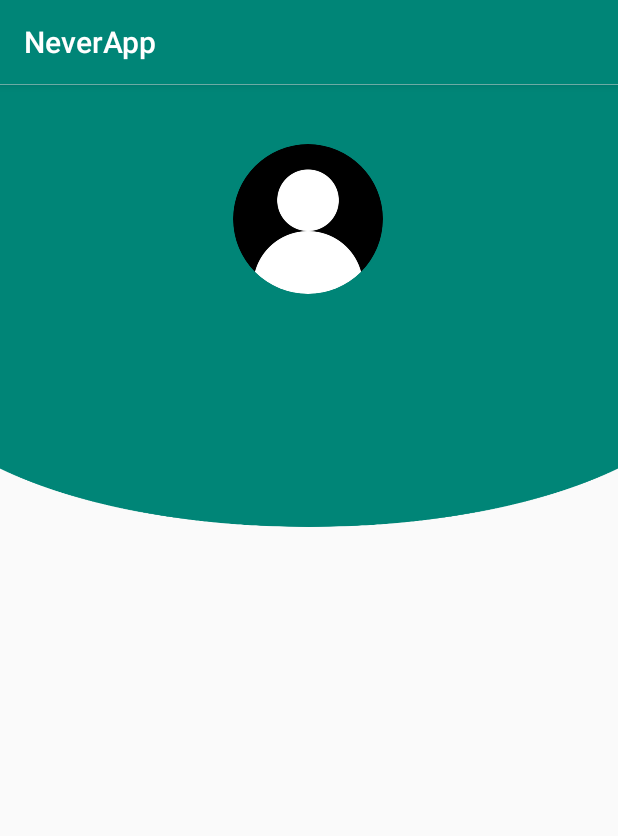
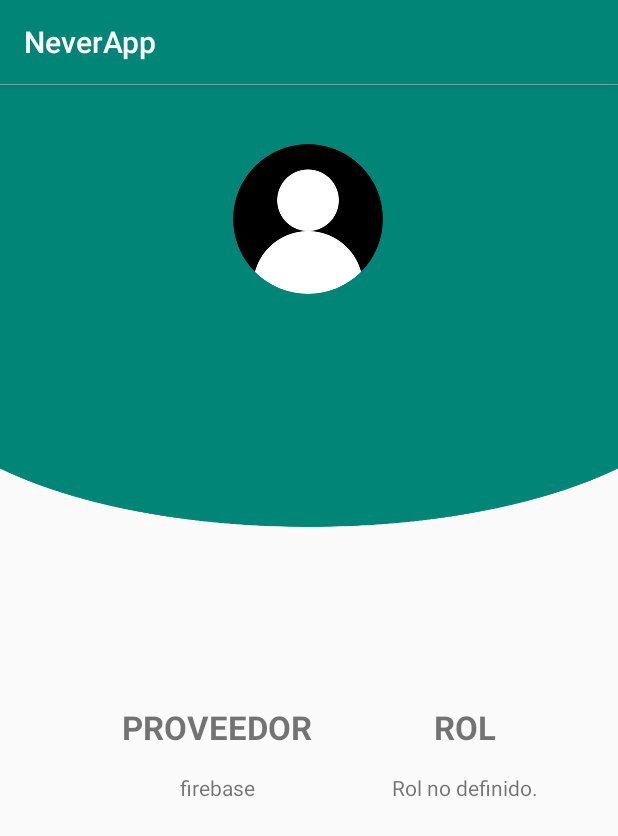
Before and after one commit to vcosme9/IoT-Team05, an Android app: the fragment PerfilFragment shown on its own in the app's theme, on a phone screen of 412 x 824 dp. Shown: the top 836 px of the screen. Run offline under Robolectric (Android 15) with nearby library versions, the phone set to English and light mode, and no system bars; our stand-ins replace CircleImageView, Firebase (no records; nobody signed in at launch, a user with empty details on screens opened directly), Volley.

Commit message:
Final Perfil

```diff
--- a/Aplicacion/NeverApp/app/src/main/java/com/vicent/neverapp/ui/perfil/PerfilFragment.java
+++ b/Aplicacion/NeverApp/app/src/main/java/com/vicent/neverapp/ui/perfil/PerfilFragment.java
@@ -41,6 +41,8 @@ public class PerfilFragment extends Fragment {
         //final TextView textView = root.findViewById(R.id.text_send);
         final TextView textView_nombre = root.findViewById(R.id.nombre_TV);
         final TextView textView_correo = root.findViewById(R.id.correo_TV);
+        final TextView textView_proveedor = root.findViewById(R.id.proveedorFB_TB);
+        final TextView textView_rol = root.findViewById(R.id.rolFB_TB);
 
         /* Coger foto de perfil del usuario del firebase
 
@@ -74,6 +76,8 @@ public class PerfilFragment extends Fragment {
 
                 textView_nombre.setText(usuario.getDisplayName());
                 textView_correo.setText(usuario.getEmail());
+                textView_proveedor.setText(usuario.getProviderId());
+                textView_rol.setText("Rol no definido.");
                 /*
                 textView.setText(s);
                 textViewnombre.setText(usuario.getDisplayName());
--- a/Aplicacion/NeverApp/app/src/main/res/layout/fragment_perfil.xml
+++ b/Aplicacion/NeverApp/app/src/main/res/layout/fragment_perfil.xml
@@ -47,5 +47,50 @@
         app:layout_constraintStart_toStartOf="parent"
         app:layout_constraintTop_toBottomOf="@+id/nombre_TV" />
 
+    <TextView
+        android:id="@+id/proveedor_TV"
+        android:layout_width="wrap_content"
+        android:layout_height="wrap_content"
+        android:layout_marginTop="64dp"
+        android:text="PROVEEDOR"
+        android:textSize="22sp"
+        android:textStyle="bold"
+        app:layout_constraintEnd_toStartOf="@+id/rol_TV"
+        app:layout_constraintStart_toStartOf="parent"
+        app:layout_constraintTop_toBottomOf="@+id/imageView2" />
+
+    <TextView
+        android:id="@+id/rol_TV"
+        android:layout_width="wrap_content"
+        android:layout_height="wrap_content"
+        android:layout_marginTop="64dp"
+        android:text="ROL"
+        android:textSize="22sp"
+        android:textStyle="bold"
+        app:layout_constraintEnd_toEndOf="parent"
+        app:layout_constraintHorizontal_bias="0.5"
+        app:layout_constraintStart_toEndOf="@+id/proveedor_TV"
+        app:layout_constraintTop_toBottomOf="@+id/imageView2" />
+
+    <TextView
+        android:id="@+id/proveedorFB_TB"
+        android:layout_width="wrap_content"
+        android:layout_height="wrap_content"
+        android:layout_marginTop="16dp"
+        android:text="Aqui va el proveedor"
+        app:layout_constraintEnd_toEndOf="@+id/proveedor_TV"
+        app:layout_constraintStart_toStartOf="@+id/proveedor_TV"
+        app:layout_constraintTop_toBottomOf="@+id/proveedor_TV" />
+
+    <TextView
+        android:id="@+id/rolFB_TB"
+        android:layout_width="wrap_content"
+        android:layout_height="wrap_content"
+        android:layout_marginTop="16dp"
+        android:text="Aqui va el rol"
+        app:layout_constraintEnd_toEndOf="@+id/rol_TV"
+        app:layout_constraintStart_toStartOf="@+id/rol_TV"
+        app:layout_constraintTop_toBottomOf="@+id/rol_TV" />
+
 
 </androidx.constraintlayout.widget.ConstraintLayout>
```
Also changed, not shown: 3 other files.
